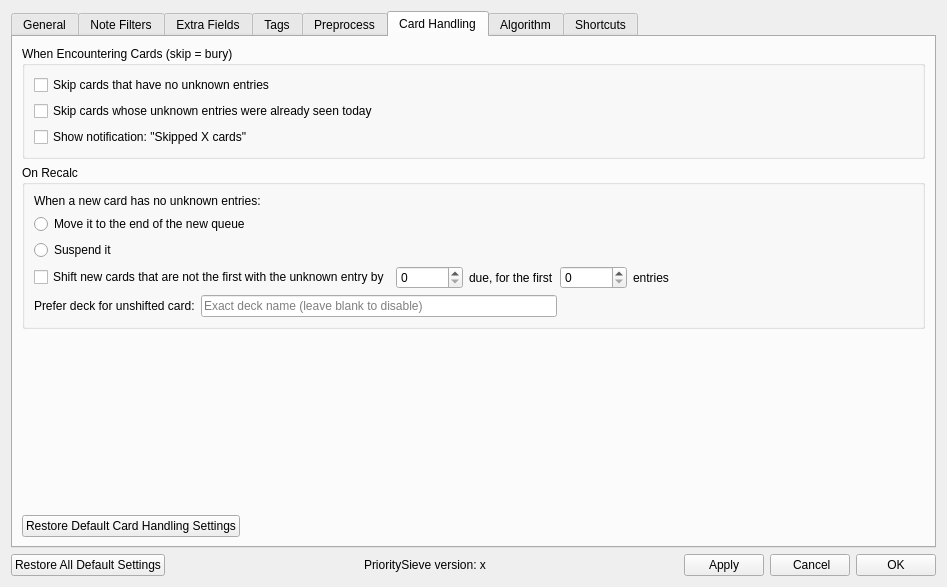
Above: prioritysieve/ui/settings_dialog.ui from travv0/prioritysieve before the change. Below: the same form after it.
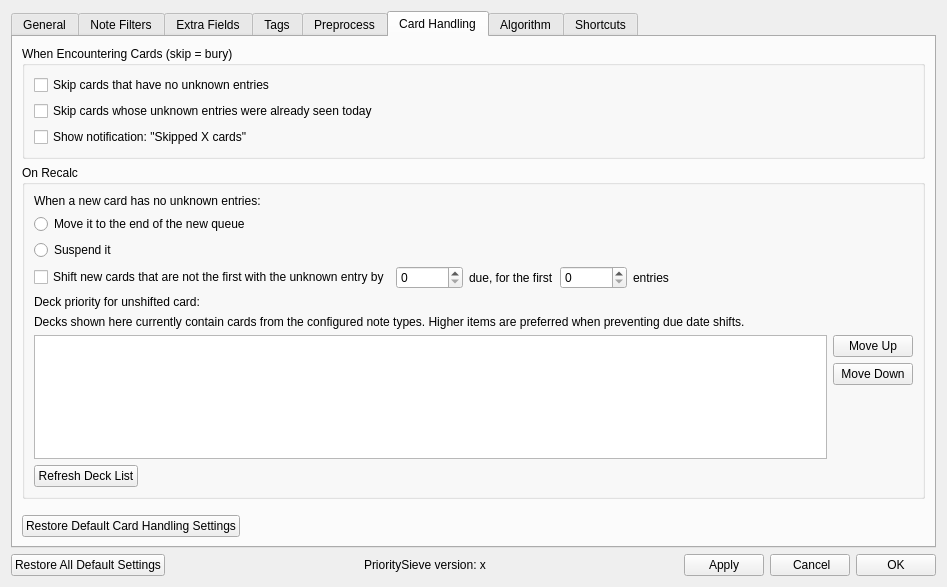
That is the form after the change. The open tabs and pages were chosen to show the change.

Commit message: Refine deck priority handling and reading-specific matches

```diff
--- a/prioritysieve/ui/settings_dialog.ui
+++ b/prioritysieve/ui/settings_dialog.ui
@@ -951,18 +951,72 @@
             </layout>
            </item>
            <item>
-            <layout class="QHBoxLayout" name="horizontalLayout_priorityDeck">
+           <layout class="QVBoxLayout" name="verticalLayout_priorityDecks">
              <item>
               <widget class="QLabel" name="label_priorityDeck">
                <property name="text">
-                <string>Prefer deck for unshifted card:</string>
+               <string>Deck priority for unshifted card:</string>
                </property>
               </widget>
              </item>
              <item>
-              <widget class="QLineEdit" name="priorityDeckLineEdit">
-               <property name="placeholderText">
-                <string>Exact deck name (leave blank to disable)</string>
+             <widget class="QLabel" name="priorityDecksHintLabel">
+              <property name="wordWrap">
+               <bool>true</bool>
+              </property>
+              <property name="text">
+               <string>Decks shown here currently contain cards from the configured note types. Higher items are preferred when preventing due date shifts.</string>
+              </property>
+             </widget>
+            </item>
+            <item>
+             <layout class="QHBoxLayout" name="horizontalLayout_priorityDecks">
+              <item>
+               <widget class="QListWidget" name="priorityDecksListWidget">
+                <property name="selectionMode">
+                 <enum>QAbstractItemView::SingleSelection</enum>
+                </property>
+               </widget>
+              </item>
+              <item>
+               <layout class="QVBoxLayout" name="verticalLayout_priorityDeckButtons">
+                <item>
+                 <widget class="QPushButton" name="priorityDeckMoveUpButton">
+                  <property name="text">
+                   <string>Move Up</string>
+                  </property>
+                 </widget>
+                </item>
+                <item>
+                 <widget class="QPushButton" name="priorityDeckMoveDownButton">
+                  <property name="text">
+                   <string>Move Down</string>
+                  </property>
+                 </widget>
+                </item>
+                <item>
+                 <spacer name="verticalSpacer_priorityDeckButtons">
+                  <property name="orientation">
+                   <enum>Qt::Vertical</enum>
+                  </property>
+                  <property name="sizeHint" stdset="0">
+                   <size>
+                    <width>20</width>
+                    <height>40</height>
+                   </size>
+                  </property>
+                 </spacer>
+                </item>
+               </layout>
+              </item>
+             </layout>
+            </item>
+            <item>
+             <layout class="QHBoxLayout" name="horizontalLayout_priorityDeckActions">
+              <item>
+               <widget class="QPushButton" name="priorityDeckRefreshButton">
+                <property name="text">
+                 <string>Refresh Deck List</string>
                </property>
               </widget>
              </item>
@@ -978,6 +1032,8 @@
                 </size>
                </property>
               </spacer>
+              </item>
+             </layout>
              </item>
             </layout>
            </item>
```
Lines whose indentation alone changed are shown as unchanged. The commit also changes 9 other files.
